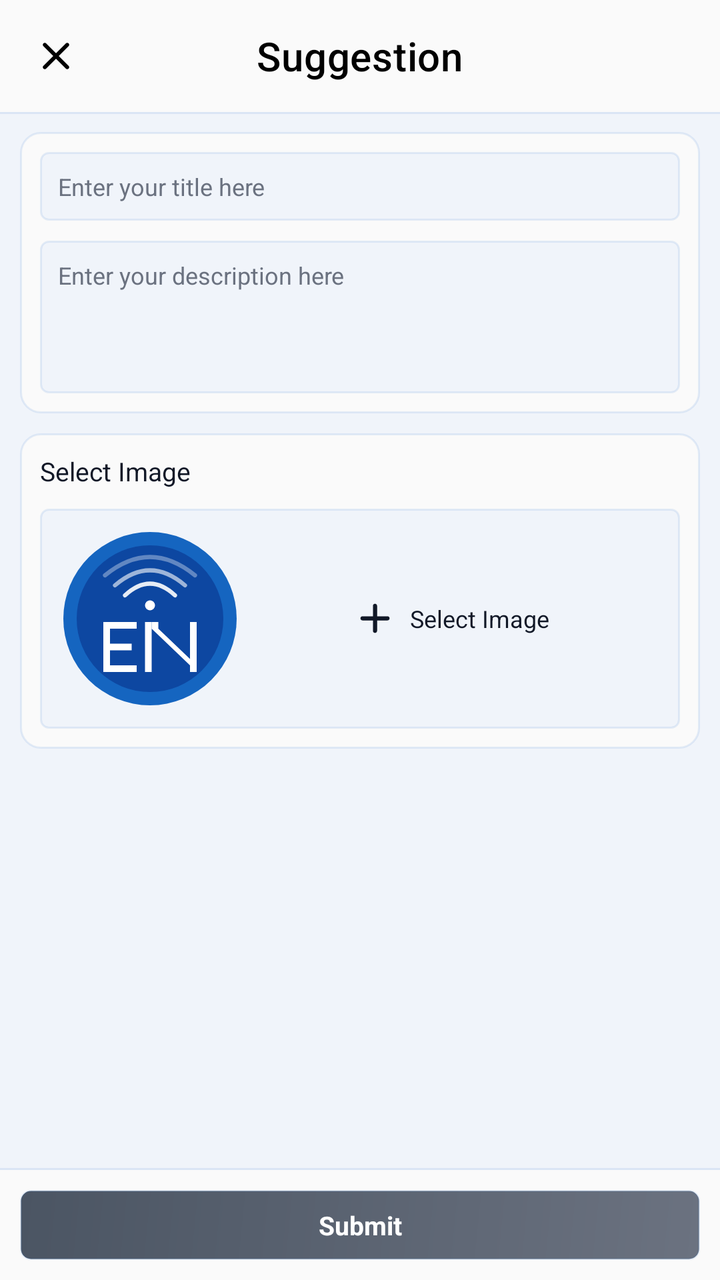
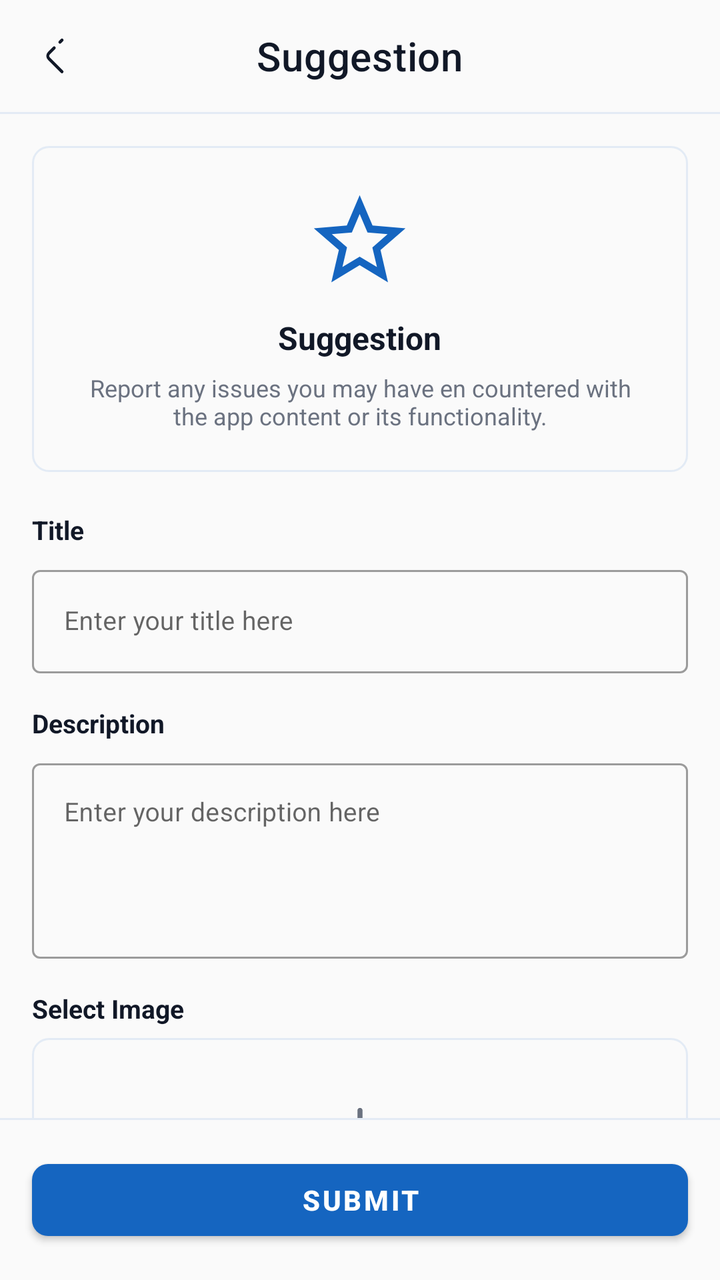

The first picture is an Android layout as it rendered before a commit; the second is the same layout after the commit. The layout source and the unified diff follow.
<!-- AndroidManifest.xml: application theme AppTheme -->
<!-- res/layout/activity_suggestion.xml -->
<?xml version="1.0" encoding="utf-8"?>
<RelativeLayout xmlns:android="http://schemas.android.com/apk/res/android"
    xmlns:app="http://schemas.android.com/apk/res-auto"
    xmlns:tools="http://schemas.android.com/tools"
    android:fitsSystemWindows="true"
    android:layout_width="match_parent"
    android:layout_height="match_parent"
    android:background="?ns_bg_sub">

    <com.google.android.material.appbar.MaterialToolbar
        android:id="@+id/toolbar"
        android:layout_width="match_parent"
        android:layout_height="?attr/actionBarSize"
        android:background="?ns_bg"
        app:titleTextColor="?ns_bg_dark"
        app:navigationIconTint="?ns_bg_dark"
        app:navigationIcon="@drawable/ic_close"
        app:title="@string/suggestion"
        app:titleCentered="true" />

    <androidx.core.widget.NestedScrollView
        android:layout_width="match_parent"
        android:layout_height="match_parent"
        android:layout_above="@+id/ll_bottom"
        android:layout_below="@+id/toolbar">

        <LinearLayout
            android:orientation="vertical"
            android:layout_width="match_parent"
            android:layout_height="wrap_content">

            <LinearLayout
                android:layout_width="match_parent"
                android:layout_height="wrap_content"
                android:layout_marginStart="@dimen/_10sdp"
                android:layout_marginEnd="@dimen/_10sdp"
                android:layout_marginTop="@dimen/_10sdp"
                android:background="@drawable/bg_sub"
                android:orientation="vertical"
                android:padding="@dimen/_10sdp">

                <androidx.appcompat.widget.AppCompatEditText
                    android:id="@+id/et_title"
                    android:layout_width="match_parent"
                    android:layout_height="wrap_content"
                    android:hint="@string/enter_your_title_here_suggestion"
                    android:inputType="text"
                    android:padding="@dimen/_9sdp"
                    android:textSize="@dimen/_12ssp"
                    android:textColor="?ns_title"
                    android:textColorHint="?ns_title_sub"
                    android:background="@drawable/bg_card_edit_text"
                    android:importantForAutofill="no"
                    android:imeOptions="actionDone"/>

                <androidx.appcompat.widget.AppCompatEditText
                    android:id="@+id/et_description"
                    android:layout_width="match_parent"
                    android:layout_height="wrap_content"
                    android:hint="@string/enter_your_description_here_suggestion"
                    android:gravity="top"
                    android:maxLines="20"
                    android:minLines="4"
                    android:padding="@dimen/_9sdp"
                    android:textSize="@dimen/_12ssp"
                    android:textColor="?ns_title"
                    android:textColorHint="?ns_title_sub"
                    android:background="@drawable/bg_card_edit_text"
                    tools:ignore="Autofill,TextFields"
                    android:importantForAutofill="no"
                    android:layout_marginTop="@dimen/_10sdp"/>

            </LinearLayout>

            <LinearLayout
                android:layout_width="match_parent"
                android:layout_height="wrap_content"
                android:layout_marginStart="@dimen/_10sdp"
                android:layout_marginEnd="@dimen/_10sdp"
                android:layout_marginTop="@dimen/_10sdp"
                android:background="@drawable/bg_sub"
                android:orientation="vertical"
                android:padding="@dimen/_10sdp">
                <TextView
                    android:layout_width="match_parent"
                    android:layout_height="wrap_content"
                    android:text="@string/select_image"
                    android:textColor="?ns_title"
                    android:textSize="@dimen/_13ssp"
                    android:layout_marginBottom="@dimen/_10sdp"/>

                <LinearLayout
                    android:layout_width="match_parent"
                    android:layout_height="wrap_content"
                    android:background="@drawable/bg_card_edit_text"
                    android:orientation="horizontal"
                    android:padding="@dimen/_10sdp">

                    <ImageView
                        android:id="@+id/iv_sugg"
                        android:layout_width="@dimen/_90sdp"
                        android:layout_height="@dimen/_90sdp"
                        android:src="@drawable/logo"
                        app:hv_border_color="?ns_border"
                        app:hv_corner_radius="@dimen/_5sdp"
                        android:scaleType="centerCrop"/>

                    <LinearLayout
                        android:id="@+id/ll_sugg"
                        android:layout_width="match_parent"
                        android:layout_height="match_parent"
                        android:gravity="center"
                        android:orientation="horizontal"
                        tools:ignore="UseCompoundDrawables">

                        <ImageView
                            android:layout_width="@dimen/_25sdp"
                            android:layout_height="@dimen/_25sdp"
                            android:src="@drawable/ic_add"
                            app:tint="?ns_title"
                            android:contentDescription="@string/todo"/>

                        <TextView
                            android:textColor="?ns_title"
                            android:layout_width="wrap_content"
                            android:layout_height="wrap_content"
                            android:layout_marginStart="@dimen/_5sdp"
                            android:text="@string/select_image"
                            android:textSize="@dimen/_12ssp" />

                    </LinearLayout>

                </LinearLayout>

            </LinearLayout>

        </LinearLayout>

    </androidx.core.widget.NestedScrollView>

    <View
        android:layout_below="@id/toolbar"
        android:layout_width="match_parent"
        android:layout_height="@dimen/_1sdp"
        android:background="?ns_border" />

    <LinearLayout
        android:id="@+id/ll_bottom"
        android:layout_width="match_parent"
        android:layout_height="wrap_content"
        android:layout_alignParentBottom="true"
        android:background="?ns_bg"
        android:orientation="vertical">

        <TextView
            android:id="@+id/btn_sugg_submit"
            android:layout_width="match_parent"
            android:layout_height="@dimen/_35sdp"
            android:layout_margin="@dimen/_10sdp"
            android:background="@drawable/btn_danger"
            android:gravity="center"
            android:text="@string/submit"
            android:textColor="?ns_white"
            android:textSize="@dimen/_13ssp"
            android:textStyle="bold"
            tools:ignore="HardcodedText" />

        <LinearLayout
            android:orientation="vertical"
            android:id="@+id/ll_adView"
            android:background="?ns_bg"
            android:backgroundTint="?ns_bg"
            android:layout_width="match_parent"
            android:layout_height="wrap_content" />

    </LinearLayout>

    <View
        android:layout_width="match_parent"
        android:layout_height="@dimen/_1sdp"
        android:layout_above="@+id/ll_bottom"
        android:background="?ns_border" />

</RelativeLayout>
<!-- resources referenced by this layout -->
<resources>
  <dimen name="_10sdp">10dp</dimen>
  <dimen name="_12ssp">12sp</dimen>
  <dimen name="_13ssp">13sp</dimen>
  <dimen name="_1sdp">1dp</dimen>
  <dimen name="_25sdp">25dp</dimen>
  <dimen name="_35sdp">35dp</dimen>
  <dimen name="_5sdp">5dp</dimen>
  <dimen name="_90sdp">90dp</dimen>
  <dimen name="_9sdp">9dp</dimen>
  <!-- drawable bg_card_edit_text (drawable) -->
  <?xml version="1.0" encoding="utf-8"?>
  <shape xmlns:android="http://schemas.android.com/apk/res/android"
      android:shape="rectangle">
  
      <solid android:color="?ns_dialog_bg_sub"/>
  
      <corners android:radius="@dimen/_4sdp"/>
  
      <stroke
          android:width="@dimen/_1sdp"
          android:color="?ns_border" />
  </shape>
  <!-- drawable bg_sub (drawable) -->
  <?xml version="1.0" encoding="utf-8"?>
  <shape xmlns:android="http://schemas.android.com/apk/res/android"
      android:shape="rectangle">
  
      <solid android:color="?ns_bg"/>
  
      <corners android:radius="@dimen/_10sdp" />
  
      <stroke
          android:width="@dimen/_1sdp"
          android:color="?ns_border" />
  
  </shape>
  <!-- drawable btn_danger (drawable) -->
  <?xml version="1.0" encoding="utf-8"?>
  <shape xmlns:android="http://schemas.android.com/apk/res/android"
      android:shape="rectangle">
  
      
      <gradient
          android:angle="135"
          android:startColor="#6B7280"
          android:endColor="#4B5563"
          android:type="linear"/>
  
      <corners android:radius="@dimen/_5sdp"/>
  
      <stroke
          android:width="@dimen/_1sdp"
          android:color="?ns_border" />
  
  </shape>
  <!-- drawable ic_add (drawable) -->
  <vector android:height="24dp" android:tint="@color/black"
      android:viewportHeight="24" android:viewportWidth="24"
      android:width="24dp" xmlns:android="http://schemas.android.com/apk/res/android">
      <path android:fillColor="@android:color/white" android:pathData="M18,13h-5v5c0,0.55 -0.45,1 -1,1s-1,-0.45 -1,-1v-5H6c-0.55,0 -1,-0.45 -1,-1s0.45,-1 1,-1h5V6c0,-0.55 0.45,-1 1,-1s1,0.45 1,1v5h5c0.55,0 1,0.45 1,1s-0.45,1 -1,1z"/>
  </vector>
  <!-- drawable ic_close (drawable) -->
  <?xml version="1.0" encoding="utf-8"?>
  <vector android:height="@dimen/_24sdp" android:tint="#000000"
      android:viewportHeight="24" android:viewportWidth="24"
      android:width="@dimen/_24sdp" xmlns:android="http://schemas.android.com/apk/res/android">
      <path android:fillColor="@android:color/white" android:pathData="M18.3,5.71c-0.39,-0.39 -1.02,-0.39 -1.41,0L12,10.59 7.11,5.7c-0.39,-0.39 -1.02,-0.39 -1.41,0 -0.39,0.39 -0.39,1.02 0,1.41L10.59,12 5.7,16.89c-0.39,0.39 -0.39,1.02 0,1.41 0.39,0.39 1.02,0.39 1.41,0L12,13.41l4.89,4.89c0.39,0.39 1.02,0.39 1.41,0 0.39,-0.39 0.39,-1.02 0,-1.41L13.41,12l4.89,-4.89c0.38,-0.38 0.38,-1.02 0,-1.4z"/>
  </vector>
  <string name="enter_your_description_here_suggestion">Enter your description here</string>
  <string name="enter_your_title_here_suggestion">Enter your title here</string>
  <string name="select_image">Select Image</string>
  <string name="submit">Submit</string>
  <string name="suggestion">Suggestion</string>
  <string name="todo">TODO</string>
  <dimen name="_4sdp">4dp</dimen>
  <color name="black">#FF000000</color>
  <dimen name="_24sdp">24dp</dimen>
  <color name="ns_classic_primary">#1565C0</color>
  <color name="ethio_red_dark">#0D47A1</color>
  <color name="ns_classic_bg">#FAFAFA</color>
  <color name="ns_classic_body_dark">#000000</color>
  <color name="ns_classic_primary_sub">#261565C0</color>
  <color name="ns_classic_bg_sub">#F0F4FA</color>
  <color name="ns_classic_title">#111827</color>
  <color name="ns_classic_title_sub">#6B7280</color>
  <color name="ns_classic_border">#1A1565C0</color>
  <color name="white">#FFFFFFFF</color>
  <!-- unchanged entries left out for length: 3 -->
</resources>

<!-- the commit's change to res/layout/activity_suggestion.xml (unified diff, before → after) -->
@@ -1,184 +1,256 @@
 <?xml version="1.0" encoding="utf-8"?>
-<RelativeLayout xmlns:android="http://schemas.android.com/apk/res/android"
+<androidx.coordinatorlayout.widget.CoordinatorLayout
+    xmlns:android="http://schemas.android.com/apk/res/android"
     xmlns:app="http://schemas.android.com/apk/res-auto"
     xmlns:tools="http://schemas.android.com/tools"
-    android:fitsSystemWindows="true"
     android:layout_width="match_parent"
     android:layout_height="match_parent"
-    android:background="?ns_bg_sub">
-
-    <com.google.android.material.appbar.MaterialToolbar
-        android:id="@+id/toolbar"
+    android:background="?ns_bg"
+    android:fitsSystemWindows="true">
+
+    
+    <com.google.android.material.appbar.AppBarLayout
+        android:id="@+id/app_bar"
         android:layout_width="match_parent"
-        android:layout_height="?attr/actionBarSize"
+        android:layout_height="wrap_content"
         android:background="?ns_bg"
-        app:titleTextColor="?ns_bg_dark"
-        app:navigationIconTint="?ns_bg_dark"
-        app:navigationIcon="@drawable/ic_close"
-        app:title="@string/suggestion"
-        app:titleCentered="true" />
-
+        app:elevation="0dp">
+
+        <com.google.android.material.appbar.MaterialToolbar
+            android:id="@+id/toolbar"
+            android:layout_width="match_parent"
+            android:layout_height="?attr/actionBarSize"
+            android:background="?ns_bg"
+            app:navigationIcon="@drawable/ic_arrow_left"
+            app:navigationIconTint="?ns_title"
+            app:title="@string/suggestion"
+            app:titleCentered="true"
+            app:titleTextColor="?ns_title"
+            app:titleTextAppearance="@style/TextAppearance.MaterialComponents.Headline6" />
+
+        <View
+            android:layout_width="match_parent"
+            android:layout_height="@dimen/_1sdp"
+            android:background="?ns_border" />
+
+    </com.google.android.material.appbar.AppBarLayout>
+
+    
     <androidx.core.widget.NestedScrollView
         android:layout_width="match_parent"
         android:layout_height="match_parent"
-        android:layout_above="@+id/ll_bottom"
-        android:layout_below="@+id/toolbar">
+        app:layout_behavior="@string/appbar_scrolling_view_behavior"
+        android:clipToPadding="false"
+        android:paddingBottom="@dimen/_80sdp">
 
         <LinearLayout
+            android:layout_width="match_parent"
+            android:layout_height="wrap_content"
             android:orientation="vertical"
-            android:layout_width="match_parent"
-            android:layout_height="wrap_content">
-
+            android:padding="@dimen/_16sdp">
+
+            
             <LinearLayout
                 android:layout_width="match_parent"
                 android:layout_height="wrap_content"
-                android:layout_marginStart="@dimen/_10sdp"
-                android:layout_marginEnd="@dimen/_10sdp"
-                android:layout_marginTop="@dimen/_10sdp"
-                android:background="@drawable/bg_sub"
                 android:orientation="vertical"
-                android:padding="@dimen/_10sdp">
-
-                <androidx.appcompat.widget.AppCompatEditText
+                android:gravity="center"
+                android:paddingTop="@dimen/_20sdp"
+                android:paddingBottom="@dimen/_20sdp"
+                android:layout_marginBottom="@dimen/_20sdp"
+                android:background="@drawable/bg_news_card">
+
+                <ImageView
+                    android:layout_width="@dimen/_55sdp"
+                    android:layout_height="@dimen/_55sdp"
+                    android:src="@drawable/ic_star"
+                    app:tint="?colorPrimary"
+                    android:contentDescription="@string/suggestion"
+                    android:layout_marginBottom="@dimen/_10sdp" />
+
+                <TextView
+                    android:layout_width="wrap_content"
+                    android:layout_height="wrap_content"
+                    android:text="@string/suggestion"
+                    android:textColor="?ns_title"
+                    android:textSize="@dimen/_16ssp"
+                    android:textStyle="bold" />
+
+                <TextView
+                    android:layout_width="match_parent"
+                    android:layout_height="wrap_content"
+                    android:text="@string/report_any_issues"
+                    android:textColor="?ns_title_sub"
+                    android:textSize="@dimen/_12ssp"
+                    android:gravity="center"
+                    android:paddingStart="@dimen/_20sdp"
+                    android:paddingEnd="@dimen/_20sdp"
+                    android:paddingTop="@dimen/_6sdp" />
+
+            </LinearLayout>
+
+            
+            <TextView
+                android:layout_width="wrap_content"
+                android:layout_height="wrap_content"
+                android:text="@string/title_suggestion"
+                android:textColor="?ns_title"
+                android:textSize="@dimen/_13ssp"
+                android:textStyle="bold"
+                android:layout_marginBottom="@dimen/_6sdp" />
+
+            <com.google.android.material.textfield.TextInputLayout
+                android:layout_width="match_parent"
+                android:layout_height="wrap_content"
+                android:layout_marginBottom="@dimen/_16sdp"
+                style="@style/Widget.MaterialComponents.TextInputLayout.OutlinedBox">
+
+                <com.google.android.material.textfield.TextInputEditText
                     android:id="@+id/et_title"
                     android:layout_width="match_parent"
                     android:layout_height="wrap_content"
                     android:hint="@string/enter_your_title_here_suggestion"
                     android:inputType="text"
-                    android:padding="@dimen/_9sdp"
-                    android:textSize="@dimen/_12ssp"
                     android:textColor="?ns_title"
-                    android:textColorHint="?ns_title_sub"
-                    android:background="@drawable/bg_card_edit_text"
+                    android:textSize="@dimen/_13ssp"
                     android:importantForAutofill="no"
-                    android:imeOptions="actionDone"/>
-
-                <androidx.appcompat.widget.AppCompatEditText
+                    android:imeOptions="actionNext" />
+
+            </com.google.android.material.textfield.TextInputLayout>
+
+            
+            <TextView
+                android:layout_width="wrap_content"
+                android:layout_height="wrap_content"
+                android:text="@string/description_suggestion"
+                android:textColor="?ns_title"
+                android:textSize="@dimen/_13ssp"
+                android:textStyle="bold"
+                android:layout_marginBottom="@dimen/_6sdp" />
+
+            <com.google.android.material.textfield.TextInputLayout
+                android:layout_width="match_parent"
+                android:layout_height="wrap_content"
+                android:layout_marginBottom="@dimen/_16sdp"
+                style="@style/Widget.MaterialComponents.TextInputLayout.OutlinedBox">
+
+                <com.google.android.material.textfield.TextInputEditText
                     android:id="@+id/et_description"
                     android:layout_width="match_parent"
                     android:layout_height="wrap_content"
                     android:hint="@string/enter_your_description_here_suggestion"
                     android:gravity="top"
-                    android:maxLines="20"
                     android:minLines="4"
-                    android:padding="@dimen/_9sdp"
-                    android:textSize="@dimen/_12ssp"
-                    android:textColor="?ns_title"
-                    android:textColorHint="?ns_title_sub"
-                    android:background="@drawable/bg_card_edit_text"
-                    tools:ignore="Autofill,TextFields"
-                    android:importantForAutofill="no"
-                    android:layout_marginTop="@dimen/_10sdp"/>
-
-            </LinearLayout>
-
-            <LinearLayout
-                android:layout_width="match_parent"
-                android:layout_height="wrap_content"
-                android:layout_marginStart="@dimen/_10sdp"
-                android:layout_marginEnd="@dimen/_10sdp"
-                android:layout_marginTop="@dimen/_10sdp"
-                android:background="@drawable/bg_sub"
-                android:orientation="vertical"
-                android:padding="@dimen/_10sdp">
-                <TextView
-                    android:layout_width="match_parent"
-                    android:layout_height="wrap_content"
-                    android:text="@string/select_image"
+                    android:maxLines="10"
+                    android:inputType="textMultiLine"
                     android:textColor="?ns_title"
                     android:textSize="@dimen/_13ssp"
-                    android:layout_marginBottom="@dimen/_10sdp"/>
-
+                    android:importantForAutofill="no"
+                    tools:ignore="Autofill,TextFields" />
+
+            </com.google.android.material.textfield.TextInputLayout>
+
+            
+            <TextView
+                android:layout_width="wrap_content"
+                android:layout_height="wrap_content"
+                android:text="@string/select_image"
+                android:textColor="?ns_title"
+                android:textSize="@dimen/_13ssp"
+                android:textStyle="bold"
+                android:layout_marginBottom="@dimen/_6sdp" />
+
+            
+            <LinearLayout
+                android:id="@+id/ll_sugg"
+                android:layout_width="match_parent"
+                android:layout_height="@dimen/_110sdp"
+                android:orientation="vertical"
+                android:gravity="center"
+                android:background="@drawable/bg_news_card"
+                android:layout_marginBottom="@dimen/_8sdp"
+                android:clickable="true"
+                android:focusable="true">
+
+                
+                <ImageView
+                    android:id="@+id/iv_sugg"
+                    android:layout_width="match_parent"
+                    android:layout_height="match_parent"
+                    android:scaleType="centerCrop"
+                    android:src="@drawable/logo"
+                    app:hv_corner_radius="@dimen/_8sdp"
+                    android:visibility="gone" />
+
+                
                 <LinearLayout
-                    android:layout_width="match_parent"
-                    android:layout_height="wrap_content"
-                    android:background="@drawable/bg_card_edit_text"
-                    android:orientation="horizontal"
-                    android:padding="@dimen/_10sdp">
+                    android:id="@+id/ll_sugg_placeholder"
+                    android:layout_width="match_parent"
+                    android:layout_height="match_parent"
+                    android:orientation="vertical"
+                    android:gravity="center">
 
                     <ImageView
-                        android:id="@+id/iv_sugg"
-                        android:layout_width="@dimen/_90sdp"
-                        android:layout_height="@dimen/_90sdp"
-                        android:src="@drawable/logo"
-                        app:hv_border_color="?ns_border"
-                        app:hv_corner_radius="@dimen/_5sdp"
-                        android:scaleType="centerCrop"/>
-
-                    <LinearLayout
-                        android:id="@+id/ll_sugg"
-                        android:layout_width="match_parent"
-                        android:layout_height="match_parent"
-                        android:gravity="center"
-                        android:orientation="horizontal"
-                        tools:ignore="UseCompoundDrawables">
-
-                        <ImageView
-                            android:layout_width="@dimen/_25sdp"
-                            android:layout_height="@dimen/_25sdp"
-                            android:src="@drawable/ic_add"
-                            app:tint="?ns_title"
-                            android:contentDescription="@string/todo"/>
-
-                        <TextView
-                            android:textColor="?ns_title"
-                            android:layout_width="wrap_content"
-                            android:layout_height="wrap_content"
-                            android:layout_marginStart="@dimen/_5sdp"
-                            android:text="@string/select_image"
-                            android:textSize="@dimen/_12ssp" />
-
-                    </LinearLayout>
+                        android:layout_width="@dimen/_30sdp"
+                        android:layout_height="@dimen/_30sdp"
+                        android:src="@drawable/ic_add"
+                        app:tint="?ns_title_sub"
+                        android:layout_marginBottom="@dimen/_6sdp"
+                        android:contentDescription="@string/select_image" />
+
+                    <TextView
+                        android:layout_width="wrap_content"
+                        android:layout_height="wrap_content"
+                        android:text="@string/select_image"
+                        android:textColor="?ns_title_sub"
+                        android:textSize="@dimen/_12ssp" />
 
                 </LinearLayout>
 
             </LinearLayout>
 
+            <TextView
+                android:layout_width="wrap_content"
+                android:layout_height="wrap_content"
+                android:text="Optional — attach a screenshot or photo"
+                android:textColor="?ns_title_sub"
+                android:textSize="@dimen/_11ssp"
+                android:layout_marginBottom="@dimen/_24sdp" />
+
         </LinearLayout>
 
     </androidx.core.widget.NestedScrollView>
 
-    <View
-        android:layout_below="@id/toolbar"
-        android:layout_width="match_parent"
-        android:layout_height="@dimen/_1sdp"
-        android:background="?ns_border" />
-
+    
     <LinearLayout
-        android:id="@+id/ll_bottom"
         android:layout_width="match_parent"
         android:layout_height="wrap_content"
-        android:layout_alignParentBottom="true"
-        android:background="?ns_bg"
-        android:orientation="vertical">
-
-        <TextView
+        android:orientation="vertical"
+        android:layout_gravity="bottom"
+        android:background="?ns_bg">
+
+        <View
+            android:layout_width="match_parent"
+            android:layout_height="@dimen/_1sdp"
+            android:background="?ns_border" />
+
+        <com.google.android.material.button.MaterialButton
             android:id="@+id/btn_sugg_submit"
             android:layout_width="match_parent"
-            android:layout_height="@dimen/_35sdp"
-            android:layout_margin="@dimen/_10sdp"
-            android:background="@drawable/btn_danger"
-            android:gravity="center"
+            android:layout_height="@dimen/_48sdp"
+            android:layout_margin="@dimen/_16sdp"
             android:text="@string/submit"
-            android:textColor="?ns_white"
-            android:textSize="@dimen/_13ssp"
+            android:textSize="@dimen/_14ssp"
             android:textStyle="bold"
-            tools:ignore="HardcodedText" />
+            app:cornerRadius="@dimen/_8sdp" />
 
         <LinearLayout
+            android:id="@+id/ll_adView"
+            android:layout_width="match_parent"
+            android:layout_height="wrap_content"
             android:orientation="vertical"
-            android:id="@+id/ll_adView"
-            android:background="?ns_bg"
-            android:backgroundTint="?ns_bg"
-            android:layout_width="match_parent"
-            android:layout_height="wrap_content" />
+            android:background="?ns_bg" />
 
     </LinearLayout>
 
-    <View
-        android:layout_width="match_parent"
-        android:layout_height="@dimen/_1sdp"
-        android:layout_above="@+id/ll_bottom"
-        android:background="?ns_border" />
-
-</RelativeLayout>
+</androidx.coordinatorlayout.widget.CoordinatorLayout>
<!-- resource entries referenced after the edit -->
@@ -1,82 +1,60 @@
 <!-- resources referenced by this layout -->
 <resources>
   <dimen name="_10sdp">10dp</dimen>
+  <dimen name="_110sdp">110dp</dimen>
+  <dimen name="_11ssp">11sp</dimen>
   <dimen name="_12ssp">12sp</dimen>
   <dimen name="_13ssp">13sp</dimen>
+  <dimen name="_14ssp">14sp</dimen>
+  <dimen name="_16sdp">16dp</dimen>
+  <dimen name="_16ssp">16sp</dimen>
   <dimen name="_1sdp">1dp</dimen>
-  <dimen name="_25sdp">25dp</dimen>
-  <dimen name="_35sdp">35dp</dimen>
-  <dimen name="_5sdp">5dp</dimen>
-  <dimen name="_90sdp">90dp</dimen>
-  <dimen name="_9sdp">9dp</dimen>
-  <!-- drawable bg_card_edit_text (drawable) -->
-  <?xml version="1.0" encoding="utf-8"?>
-  <shape xmlns:android="http://schemas.android.com/apk/res/android"
-      android:shape="rectangle">
-  
-      <solid android:color="?ns_dialog_bg_sub"/>
-  
-      <corners android:radius="@dimen/_4sdp"/>
-  
-      <stroke
-          android:width="@dimen/_1sdp"
-          android:color="?ns_border" />
-  </shape>
-  <!-- drawable bg_sub (drawable) -->
-  <?xml version="1.0" encoding="utf-8"?>
-  <shape xmlns:android="http://schemas.android.com/apk/res/android"
-      android:shape="rectangle">
-  
-      <solid android:color="?ns_bg"/>
-  
-      <corners android:radius="@dimen/_10sdp" />
-  
-      <stroke
-          android:width="@dimen/_1sdp"
-          android:color="?ns_border" />
-  
-  </shape>
-  <!-- drawable btn_danger (drawable) -->
-  <?xml version="1.0" encoding="utf-8"?>
-  <shape xmlns:android="http://schemas.android.com/apk/res/android"
-      android:shape="rectangle">
-  
-      
-      <gradient
-          android:angle="135"
-          android:startColor="#6B7280"
-          android:endColor="#4B5563"
-          android:type="linear"/>
-  
-      <corners android:radius="@dimen/_5sdp"/>
-  
-      <stroke
-          android:width="@dimen/_1sdp"
-          android:color="?ns_border" />
-  
-  </shape>
+  <dimen name="_20sdp">20dp</dimen>
   <!-- drawable ic_add (drawable) -->
   <vector android:height="24dp" android:tint="@color/black"
       android:viewportHeight="24" android:viewportWidth="24"
       android:width="24dp" xmlns:android="http://schemas.android.com/apk/res/android">
       <path android:fillColor="@android:color/white" android:pathData="M18,13h-5v5c0,0.55 -0.45,1 -1,1s-1,-0.45 -1,-1v-5H6c-0.55,0 -1,-0.45 -1,-1s0.45,-1 1,-1h5V6c0,-0.55 0.45,-1 1,-1s1,0.45 1,1v5h5c0.55,0 1,0.45 1,1s-0.45,1 -1,1z"/>
   </vector>
-  <!-- drawable ic_close (drawable) -->
-  <?xml version="1.0" encoding="utf-8"?>
-  <vector android:height="@dimen/_24sdp" android:tint="#000000"
-      android:viewportHeight="24" android:viewportWidth="24"
-      android:width="@dimen/_24sdp" xmlns:android="http://schemas.android.com/apk/res/android">
-      <path android:fillColor="@android:color/white" android:pathData="M18.3,5.71c-0.39,-0.39 -1.02,-0.39 -1.41,0L12,10.59 7.11,5.7c-0.39,-0.39 -1.02,-0.39 -1.41,0 -0.39,0.39 -0.39,1.02 0,1.41L10.59,12 5.7,16.89c-0.39,0.39 -0.39,1.02 0,1.41 0.39,0.39 1.02,0.39 1.41,0L12,13.41l4.89,4.89c0.39,0.39 1.02,0.39 1.41,0 0.39,-0.39 0.39,-1.02 0,-1.41L13.41,12l4.89,-4.89c0.38,-0.38 0.38,-1.02 0,-1.4z"/>
+  <!-- drawable ic_star (drawable) -->
+  <vector xmlns:android="http://schemas.android.com/apk/res/android"
+      android:width="24dp"
+      android:height="24dp"
+      android:viewportHeight="24"
+      android:viewportWidth="24">
+  
+      <path
+          android:fillColor="@color/black"
+          android:pathData="M22,9.24l-7.19,-0.62L12,2L9.19,8.63L2,9.24l5.46,4.73L5.82,21L12,17.27L18.18,21l-1.63,-7.03L22,9.24zM12,15.4l-3.76,2.27l1,-4.28l-3.32,-2.88l4.38,-0.38L12,6.1l1.71,4.04l4.38,0.38l-3.32,2.88l1,4.28L12,15.4z" />
   </vector>
+  <string name="description_suggestion">Description</string>
   <string name="enter_your_description_here_suggestion">Enter your description here</string>
   <string name="enter_your_title_here_suggestion">Enter your title here</string>
+  <string name="report_any_issues">Report any issues you may have en countered with the app content or its functionality.</string>
   <string name="select_image">Select Image</string>
   <string name="submit">Submit</string>
   <string name="suggestion">Suggestion</string>
-  <string name="todo">TODO</string>
-  <dimen name="_4sdp">4dp</dimen>
+  <string name="title_suggestion">Title</string>
   <color name="black">#FF000000</color>
   <dimen name="_24sdp">24dp</dimen>
+  <dimen name="_30sdp">30dp</dimen>
+  <dimen name="_48sdp">48dp</dimen>
+  <dimen name="_55sdp">55dp</dimen>
+  <dimen name="_6sdp">6dp</dimen>
+  <dimen name="_80sdp">80dp</dimen>
+  <dimen name="_8sdp">8dp</dimen>
+  <!-- drawable bg_news_card (drawable) -->
+  <?xml version="1.0" encoding="utf-8"?>
+  <shape xmlns:android="http://schemas.android.com/apk/res/android"
+      android:shape="rectangle">
+  
+      <solid android:color="?ns_bg" />
+      <corners android:radius="@dimen/_8sdp" />
+      <stroke
+          android:width="@dimen/_1sdp"
+          android:color="?ns_border" />
+  
+  </shape>
   <color name="ns_classic_primary">#1565C0</color>
   <color name="ethio_red_dark">#0D47A1</color>
   <color name="ns_classic_bg">#FAFAFA</color>
